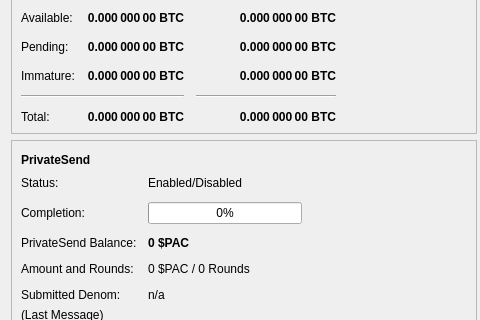
Qt form src/qt/forms/overviewpage.ui (PACCommunity/PAC) before a commit; both pictures show x 0 to 480 and y 82 to 402 of the 960 by 527 pixel window.
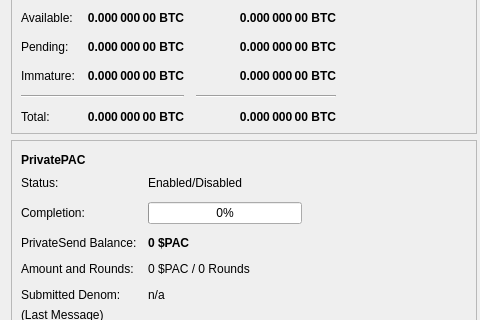
The same form after that commit.

Commit message: Rebranding privatePAC and instantPAC

The edit to the form file:
```diff
--- a/src/qt/forms/overviewpage.ui
+++ b/src/qt/forms/overviewpage.ui
@@ -406,7 +406,7 @@
                </font>
               </property>
               <property name="text">
-               <string>PrivateSend</string>
+               <string>PrivatePAC</string>
               </property>
              </widget>
             </item>
```
Left out of the diff: 3 changed lines with no effect on the pictures. The commit also changes 13 other files.
